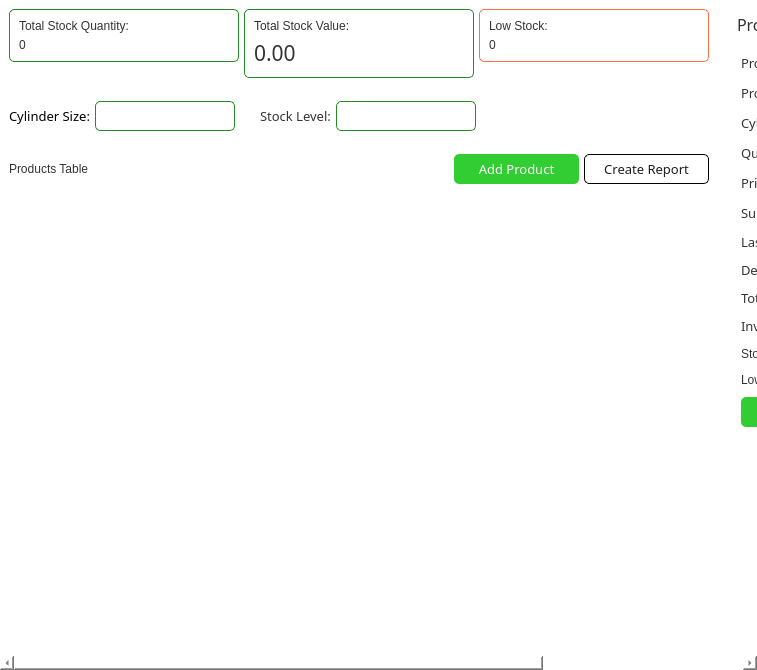
First picture: the form in app/src/ui/NEW/inventory_page.ui, repository Kazu0210/Inventory-System, before the edit.
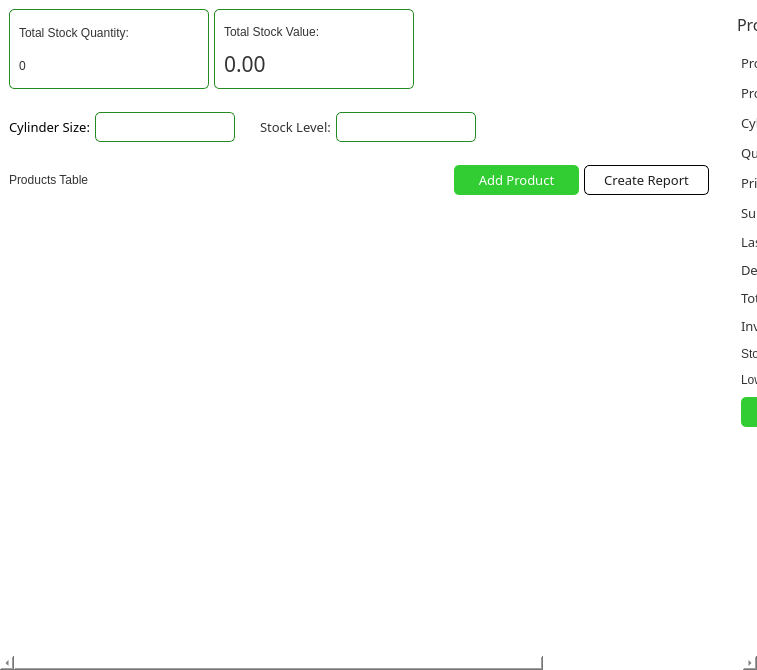
Second picture: the form after the edit.

Commit message: inventory section; not done

The edit to the form file:
```diff
--- a/app/src/ui/NEW/inventory_page.ui
+++ b/app/src/ui/NEW/inventory_page.ui
@@ -92,7 +92,7 @@
         <x>0</x>
         <y>0</y>
         <width>1043</width>
-        <height>656</height>
+        <height>653</height>
        </rect>
       </property>
       <layout class="QHBoxLayout" name="horizontalLayout_60">
@@ -191,6 +191,18 @@
                 </property>
                 <item alignment="Qt::AlignTop">
                  <widget class="QFrame" name="frame_7">
+                  <property name="minimumSize">
+                   <size>
+                    <width>200</width>
+                    <height>80</height>
+                   </size>
+                  </property>
+                  <property name="maximumSize">
+                   <size>
+                    <width>200</width>
+                    <height>80</height>
+                   </size>
+                  </property>
                   <property name="styleSheet">
                    <string notr="true">#frame_7{
 background-color: #fff;
@@ -248,6 +260,18 @@
                 </item>
                 <item alignment="Qt::AlignTop">
                  <widget class="QFrame" name="frame_8">
+                  <property name="minimumSize">
+                   <size>
+                    <width>200</width>
+                    <height>80</height>
+                   </size>
+                  </property>
+                  <property name="maximumSize">
+                   <size>
+                    <width>200</width>
+                    <height>80</height>
+                   </size>
+                  </property>
                   <property name="styleSheet">
                    <string notr="true">#frame_8{
 background-color: #fff;
@@ -319,62 +343,18 @@
                   </layout>
                  </widget>
                 </item>
-                <item alignment="Qt::AlignTop">
-                 <widget class="QFrame" name="frame_21">
-                  <property name="styleSheet">
-                   <string notr="true">#frame_21{
-background-color: #fff;
-border: 1px solid #FF7043;
-border-radius: 5px;
-}</string>
+                <item>
+                 <spacer name="horizontalSpacer_2">
+                  <property name="orientation">
+                   <enum>Qt::Horizontal</enum>
                   </property>
-                  <property name="frameShape">
-                   <enum>QFrame::StyledPanel</enum>
+                  <property name="sizeHint" stdset="0">
+                   <size>
+                    <width>40</width>
+                    <height>20</height>
+                   </size>
                   </property>
-                  <property name="frameShadow">
-                   <enum>QFrame::Raised</enum>
-                  </property>
-                  <layout class="QVBoxLayout" name="verticalLayout_10">
-                   <property name="spacing">
-                    <number>5</number>
-                   </property>
-                   <item>
-                    <widget class="QLabel" name="label_17">
-                     <property name="maximumSize">
-                      <size>
-                       <width>16777215</width>
-                       <height>30</height>
-                      </size>
-                     </property>
-                     <property name="styleSheet">
-                      <string notr="true">font: 63 12pt &quot;Noto Sans SemiBold&quot;;
-color: #333333;</string>
-                     </property>
-                     <property name="text">
-                      <string>Low Stock:</string>
-                     </property>
-                    </widget>
-                   </item>
-                   <item>
-                    <widget class="QLabel" name="low_stock_label">
-                     <property name="maximumSize">
-                      <size>
-                       <width>16777215</width>
-                       <height>30</height>
-                      </size>
-                     </property>
-                     <property name="styleSheet">
-                      <string notr="true">font: 87 16pt &quot;Noto Sans Black&quot;;
-color: #333333;
-</string>
-                     </property>
-                     <property name="text">
-                      <string>0</string>
-                     </property>
-                    </widget>
-                   </item>
-                  </layout>
-                 </widget>
+                 </spacer>
                 </item>
                </layout>
               </widget>
```
The commit also changes 12 other files.
